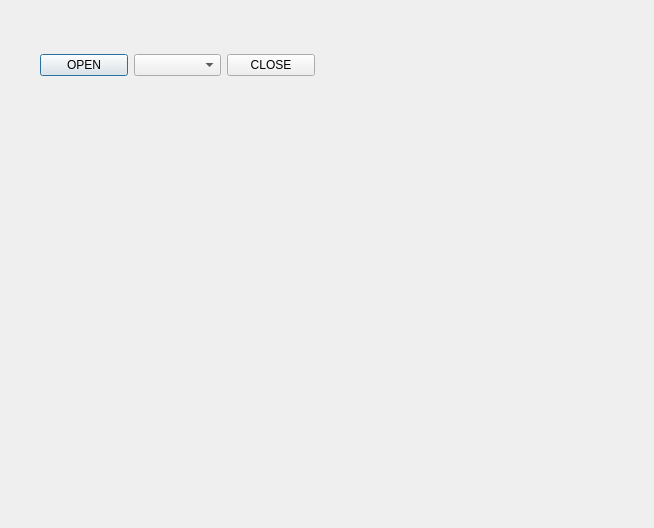
Old version of the form Dizain.ui in the repository Maker089/Interface_for_TRVNA.
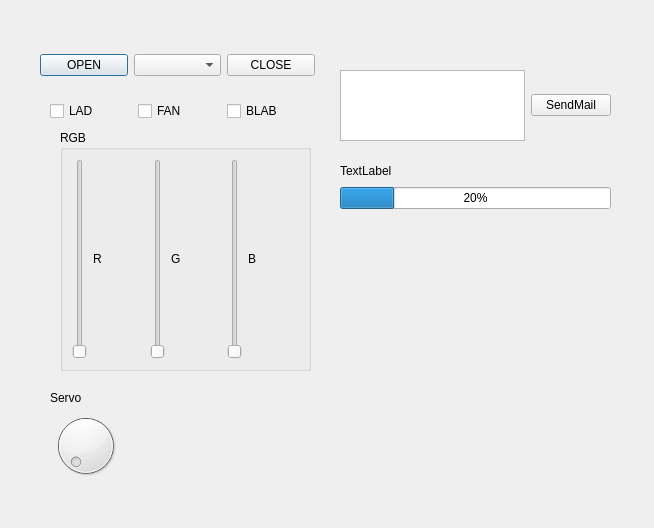
New version of the form.

Diff of the .ui file:
```diff
--- a/Dizain.ui
+++ b/Dizain.ui
@@ -42,6 +42,182 @@
     </item>
    </layout>
   </widget>
+  <widget class="QWidget" name="layoutWidget">
+   <property name="geometry">
+    <rect>
+     <x>50</x>
+     <y>100</y>
+     <width>259</width>
+     <height>22</height>
+    </rect>
+   </property>
+   <layout class="QHBoxLayout" name="horizontalLayout_2">
+    <item>
+     <widget class="QCheckBox" name="CheckBoxLed">
+      <property name="text">
+       <string>LAD</string>
+      </property>
+     </widget>
+    </item>
+    <item>
+     <widget class="QCheckBox" name="CheckBoxFan">
+      <property name="text">
+       <string>FAN</string>
+      </property>
+     </widget>
+    </item>
+    <item>
+     <widget class="QCheckBox" name="CheckBoxBlab">
+      <property name="text">
+       <string>BLAB</string>
+      </property>
+     </widget>
+    </item>
+   </layout>
+  </widget>
+  <widget class="QGroupBox" name="groupBox">
+   <property name="geometry">
+    <rect>
+     <x>60</x>
+     <y>130</y>
+     <width>251</width>
+     <height>241</height>
+    </rect>
+   </property>
+   <property name="title">
+    <string>RGB</string>
+   </property>
+   <layout class="QHBoxLayout" name="horizontalLayout_3">
+    <item>
+     <widget class="QSlider" name="RGBSlider_R">
+      <property name="maximum">
+       <number>255</number>
+      </property>
+      <property name="orientation">
+       <enum>Qt::Vertical</enum>
+      </property>
+     </widget>
+    </item>
+    <item>
+     <widget class="QLabel" name="label_2">
+      <property name="text">
+       <string>R</string>
+      </property>
+     </widget>
+    </item>
+    <item>
+     <widget class="QSlider" name="RGBSlider_G">
+      <property name="orientation">
+       <enum>Qt::Vertical</enum>
+      </property>
+     </widget>
+    </item>
+    <item>
+     <widget class="QLabel" name="label_3">
+      <property name="text">
+       <string>G</string>
+      </property>
+     </widget>
+    </item>
+    <item>
+     <widget class="QSlider" name="RGBSlider_B">
+      <property name="orientation">
+       <enum>Qt::Vertical</enum>
+      </property>
+     </widget>
+    </item>
+    <item>
+     <widget class="QLabel" name="label_4">
+      <property name="text">
+       <string>B</string>
+      </property>
+     </widget>
+    </item>
+   </layout>
+  </widget>
+  <widget class="QDial" name="dial">
+   <property name="geometry">
+    <rect>
+     <x>50</x>
+     <y>410</y>
+     <width>71</width>
+     <height>71</height>
+    </rect>
+   </property>
+   <property name="toolTip">
+    <string>&lt;html&gt;&lt;head/&gt;&lt;body&gt;&lt;p&gt;Servo&lt;/p&gt;&lt;/body&gt;&lt;/html&gt;</string>
+   </property>
+   <property name="maximum">
+    <number>180</number>
+   </property>
+  </widget>
+  <widget class="QLabel" name="label">
+   <property name="geometry">
+    <rect>
+     <x>50</x>
+     <y>390</y>
+     <width>55</width>
+     <height>16</height>
+    </rect>
+   </property>
+   <property name="text">
+    <string>Servo</string>
+   </property>
+  </widget>
+  <widget class="QWidget" name="">
+   <property name="geometry">
+    <rect>
+     <x>340</x>
+     <y>70</y>
+     <width>271</width>
+     <height>71</height>
+    </rect>
+   </property>
+   <layout class="QHBoxLayout" name="horizontalLayout_4">
+    <item>
+     <widget class="QTextEdit" name="textEdit"/>
+    </item>
+    <item>
+     <widget class="QPushButton" name="SendButtob">
+      <property name="text">
+       <string>SendMail</string>
+      </property>
+     </widget>
+    </item>
+   </layout>
+  </widget>
+  <widget class="QWidget" name="">
+   <property name="geometry">
+    <rect>
+     <x>340</x>
+     <y>160</y>
+     <width>271</width>
+     <height>49</height>
+    </rect>
+   </property>
+   <layout class="QVBoxLayout" name="verticalLayout">
+    <item>
+     <widget class="QLabel" name="TextTemp">
+      <property name="text">
+       <string>TextLabel</string>
+      </property>
+     </widget>
+    </item>
+    <item>
+     <widget class="QProgressBar" name="ProgressBar">
+      <property name="minimum">
+       <number>20</number>
+      </property>
+      <property name="maximum">
+       <number>40</number>
+      </property>
+      <property name="value">
+       <number>24</number>
+      </property>
+     </widget>
+    </item>
+   </layout>
+  </widget>
  </widget>
  <resources/>
  <connections/>
```
